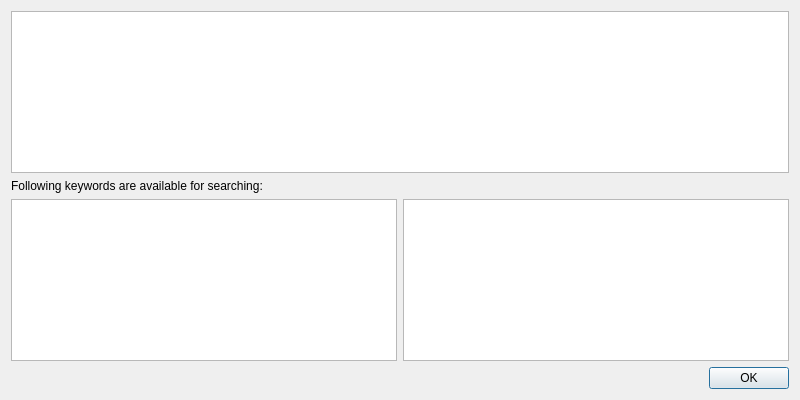
The window that src/qmapshack/gis/search/ISearchExplanationDialog.ui (Maproom/qmapshack) describes before a commit, drawn with Qt 5.
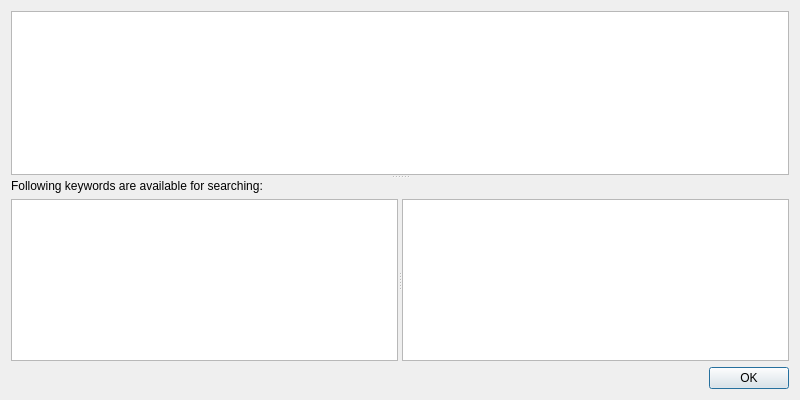
The same window after the commit. Icons and pictures are not drawn.

Commit message:
[QMS-118] Too much whitespace in extended search help window
Enabled user to resize boxes in the window

What changed in the file:
```diff
--- a/src/qmapshack/gis/search/ISearchExplanationDialog.ui
+++ b/src/qmapshack/gis/search/ISearchExplanationDialog.ui
@@ -23,26 +23,40 @@
    <iconset resource="../../resources.qrc">
     <normaloff>:/icons/48x48/CSrcUnknown.png</normaloff>:/icons/48x48/CSrcUnknown.png</iconset>
   </property>
-  <layout class="QVBoxLayout" name="verticalLayout">
+  <layout class="QVBoxLayout" name="verticalLayout_2">
    <item>
+    <widget class="QSplitter" name="splitter_2">
+     <property name="orientation">
+      <enum>Qt::Vertical</enum>
+     </property>
     <widget class="QTextBrowser" name="textBrowserExplanation"/>
-   </item>
+     <widget class="QWidget" name="">
+      <layout class="QVBoxLayout" name="verticalLayout">
    <item>
     <widget class="QLabel" name="label">
+         <property name="sizePolicy">
+          <sizepolicy hsizetype="Fixed" vsizetype="Fixed">
+           <horstretch>0</horstretch>
+           <verstretch>0</verstretch>
+          </sizepolicy>
+         </property>
      <property name="text">
       <string>Following keywords are available for searching:</string>
      </property>
     </widget>
    </item>
    <item>
-    <layout class="QHBoxLayout" name="horizontalLayout">
-     <item>
+        <widget class="QSplitter" name="splitter">
+         <property name="orientation">
+          <enum>Qt::Horizontal</enum>
+         </property>
       <widget class="QListWidget" name="listWidgetProperties"/>
-     </item>
-     <item>
       <widget class="QListWidget" name="listWidgetComparison"/>
-     </item>
-    </layout>
+        </widget>
+       </item>
+      </layout>
+     </widget>
+    </widget>
    </item>
    <item>
     <widget class="QDialogButtonBox" name="buttonBox">
```
Lines whose indentation alone changed are shown as unchanged. The commit also changes 1 other file.
